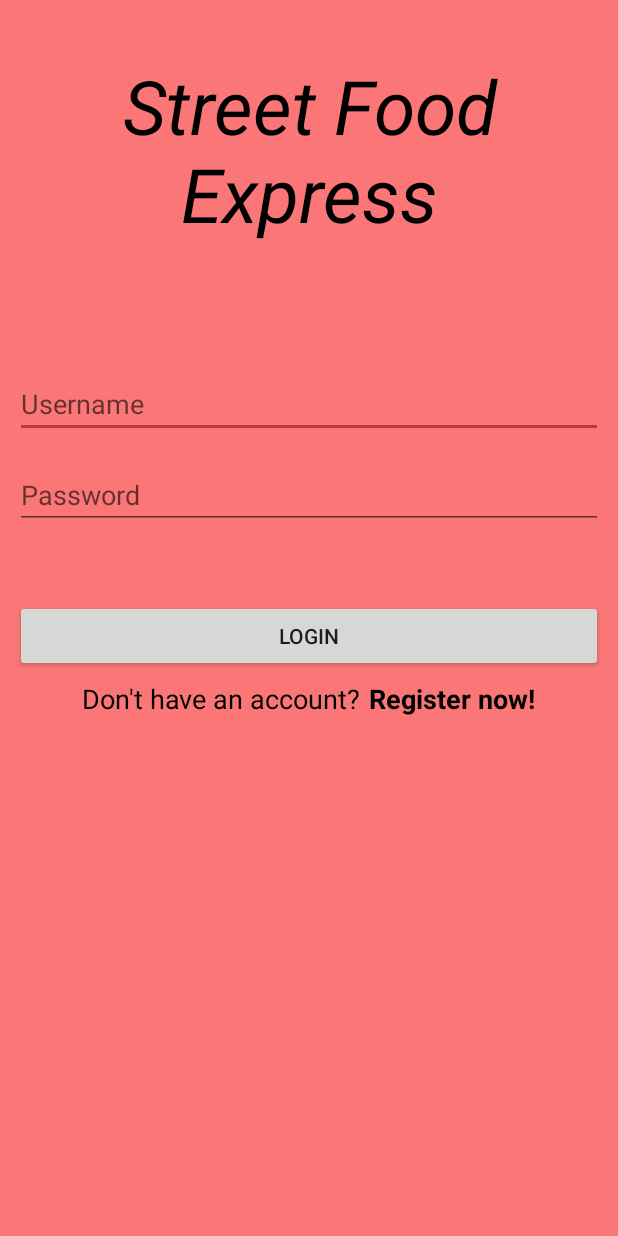
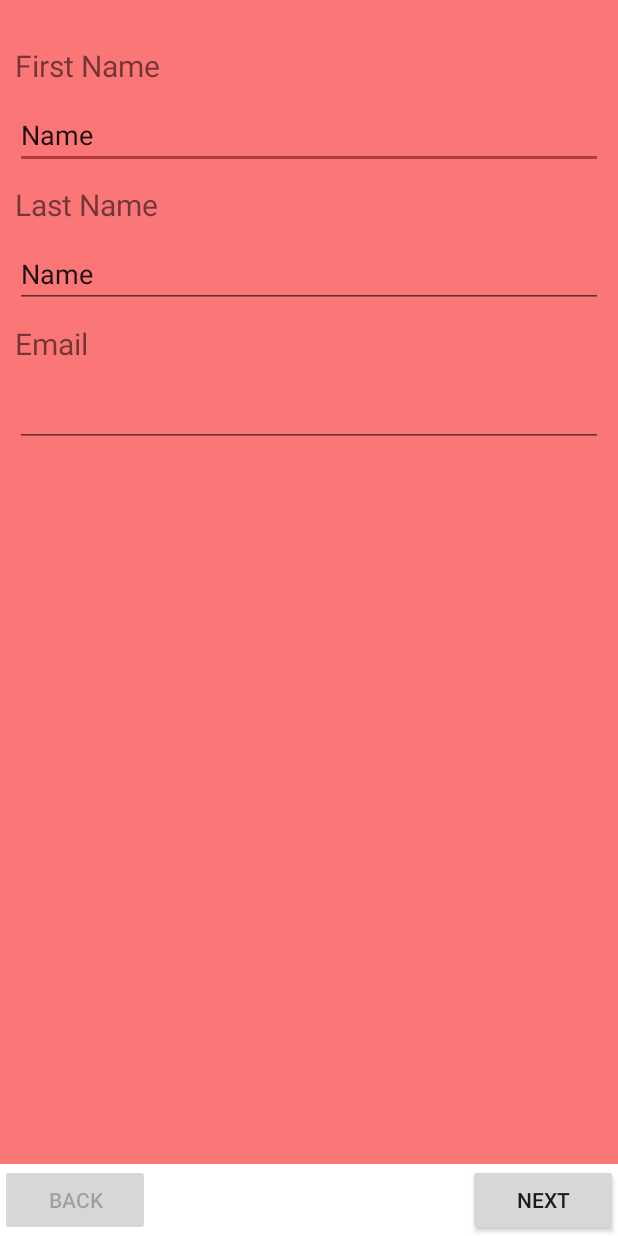
Before and after one commit to itsmitchyyyy/StreetFoodExpress, an Android app: the screen it shows after launch (MainActivity before the commit, RegisterActivity after it), after a tap on "Register now!", on a phone screen of 412 x 824 dp. Run offline under Robolectric (Android 15) with nearby library versions, the phone set to English and light mode, and no system bars.

Commit message:
added registration

```diff
--- a/app/build.gradle
+++ b/app/build.gradle
@@ -23,6 +23,7 @@ dependencies {
     implementation 'com.android.support:appcompat-v7:28.0.0'
     implementation 'com.android.support.constraint:constraint-layout:1.1.3'
     implementation 'com.github.bumptech.glide:glide:4.8.0'
+    implementation 'com.android.support:support-v4:28.0.0'
     annotationProcessor 'com.github.bumptech.glide:compiler:4.8.0'
     testImplementation 'junit:junit:4.12'
     androidTestImplementation 'com.android.support.test:runner:1.0.2'
--- a/app/src/main/AndroidManifest.xml
+++ b/app/src/main/AndroidManifest.xml
@@ -16,7 +16,8 @@
                 <category android:name="android.intent.category.LAUNCHER" />
             </intent-filter>
         </activity>
-        <activity android:name=".MainActivity"></activity>
+        <activity android:name=".MainActivity" />
+        <activity android:name=".RegisterActivity"></activity>
     </application>
 
 </manifest>
--- /dev/null
+++ b/app/src/main/java/com/example/administrator/streetfood/DatePickerFragment.java
@@ -0,0 +1,26 @@
+package com.example.administrator.streetfood;
+
+import android.app.DatePickerDialog;
+import android.app.Dialog;
+import android.os.Bundle;
+import android.support.v4.app.DialogFragment;
+import android.widget.DatePicker;
+
+import java.util.Calendar;
+
+public class DatePickerFragment extends DialogFragment implements DatePickerDialog.OnDateSetListener {
+
+    @Override
+    public Dialog onCreateDialog(Bundle savedInstanceState){
+        final Calendar calendar = Calendar.getInstance();
+        int year = calendar.get(Calendar.YEAR);
+        int day = calendar.get(Calendar.DAY_OF_MONTH);
+        int month = calendar.get(Calendar.MONTH);
+
+        return new DatePickerDialog(getActivity(), this, year, month, day);
+    }
+    @Override
+    public void onDateSet(DatePicker view, int year, int month, int dayOfMonth) {
+
+    }
+}
--- a/app/src/main/java/com/example/administrator/streetfood/MainActivity.java
+++ b/app/src/main/java/com/example/administrator/streetfood/MainActivity.java
@@ -28,8 +28,9 @@ public class MainActivity extends AppCompatActivity implements View.OnClickListe
         int id = v.getId();
         switch(id){
             case R.id.textView4:
-                Toast.makeText(this, "Hello World", Toast.LENGTH_SHORT).show();
-                break;
+                Intent registerIntent = new Intent(MainActivity.this, RegisterActivity.class);
+                startActivity(registerIntent);
+                finish();
         }
     }
 }
--- /dev/null
+++ b/app/src/main/java/com/example/administrator/streetfood/RegisterActivity.java
@@ -0,0 +1,68 @@
+package com.example.administrator.streetfood;
+
+import android.support.v4.app.DialogFragment;
+import android.support.v7.app.AppCompatActivity;
+import android.os.Bundle;
+import android.view.View;
+import android.widget.Button;
+import android.widget.LinearLayout;
+
+public class RegisterActivity extends AppCompatActivity implements View.OnClickListener {
+
+    Button backBtn, nextBtn;
+    LinearLayout frstStep, scndStep;
+    private int steps = 3;
+    private int currentStep = 1;
+
+    @Override
+    protected void onCreate(Bundle savedInstanceState) {
+        super.onCreate(savedInstanceState);
+        setContentView(R.layout.registration);
+
+        backBtn = this.findViewById(R.id.button2);
+        nextBtn = this.findViewById(R.id.button3);
+        frstStep = this.findViewById(R.id.firstStep);
+        scndStep = this.findViewById(R.id.secondStep);
+
+        backBtn.setEnabled(false);
+
+        backBtn.setOnClickListener(this);
+        nextBtn.setOnClickListener(this);
+
+    }
+
+    public void showDatePickerDialog(View v){
+        DialogFragment dialogFragment = new DatePickerFragment();
+        dialogFragment.show(getSupportFragmentManager(), "datePicker");
+    }
+
+    @Override
+    public void onClick(View v) {
+        int id = v.getId();
+        switch (id){
+            case R.id.button2:
+                switch (currentStep){
+                    case 2:
+                        currentStep = currentStep - 1;
+                        frstStep.setVisibility(View.VISIBLE);
+                        scndStep.setVisibility(View.GONE);
+                        backBtn.setEnabled(false);
+                        break;
+                }
+                break;
+            case R.id.button3:
+                switch(currentStep){
+                    case 1:
+                        currentStep = currentStep + 1;
+                        frstStep.setVisibility(View.GONE);
+                        scndStep.setVisibility(View.VISIBLE);
+                        backBtn.setEnabled(true);
+                        break;
+                    case 2:
+                        backBtn.setEnabled(true);
+                        break;
+                }
+
+        }
+    }
+}
--- a/app/src/main/res/layout/app_start.xml
+++ b/app/src/main/res/layout/app_start.xml
@@ -3,7 +3,7 @@
     xmlns:app="http://schemas.android.com/apk/res-auto"
     android:layout_width="match_parent"
     android:layout_height="match_parent"
-    android:background="@color/colorAccent"
+    android:background="@color/customColor"
     android:gravity="center_vertical|center_horizontal"
     android:orientation="vertical">
 
--- /dev/null
+++ b/app/src/main/res/layout/registration.xml
@@ -0,0 +1,161 @@
+<?xml version="1.0" encoding="utf-8"?>
+<LinearLayout xmlns:android="http://schemas.android.com/apk/res/android"
+    android:layout_width="match_parent"
+    android:layout_height="match_parent"
+    android:background="@color/customColor"
+    android:orientation="vertical">
+
+    <LinearLayout
+        android:id="@+id/firstStep"
+        android:layout_width="match_parent"
+        android:layout_height="wrap_content"
+        android:layout_marginTop="30dp"
+        android:orientation="vertical"
+        android:paddingLeft="10dp"
+        android:paddingRight="10dp">
+
+        <TextView
+            android:id="@+id/textView3"
+            android:layout_width="match_parent"
+            android:layout_height="wrap_content"
+            android:text="First Name"
+            android:textSize="20sp" />
+
+        <EditText
+            android:id="@+id/editText"
+            android:layout_width="match_parent"
+            android:layout_height="wrap_content"
+            android:layout_marginTop="10dp"
+            android:ems="10"
+            android:inputType="textPersonName"
+            android:text="Name" />
+
+        <TextView
+            android:id="@+id/textView5"
+            android:layout_width="match_parent"
+            android:layout_height="wrap_content"
+            android:layout_marginTop="10dp"
+            android:text="Last Name"
+            android:textSize="20sp" />
+
+        <EditText
+            android:id="@+id/editText2"
+            android:layout_width="match_parent"
+            android:layout_height="wrap_content"
+            android:layout_marginTop="10dp"
+            android:ems="10"
+            android:inputType="textPersonName"
+            android:text="Name" />
+
+        <TextView
+            android:id="@+id/textView6"
+            android:layout_width="match_parent"
+            android:layout_height="wrap_content"
+            android:layout_marginTop="10dp"
+            android:text="Email"
+            android:textSize="20sp" />
+
+        <EditText
+            android:id="@+id/editText6"
+            android:layout_width="match_parent"
+            android:layout_height="wrap_content"
+            android:layout_marginTop="10dp"
+            android:ems="10"
+            android:inputType="textEmailAddress" />
+
+    </LinearLayout>
+
+    <LinearLayout
+        android:id="@+id/secondStep"
+        android:layout_width="match_parent"
+        android:layout_height="wrap_content"
+        android:layout_marginTop="30dp"
+        android:orientation="vertical"
+        android:paddingLeft="10dp"
+        android:paddingRight="10dp"
+        android:visibility="gone">
+
+        <TextView
+            android:layout_width="match_parent"
+            android:layout_height="wrap_content"
+            android:text="Gender"
+            android:textSize="20sp" />
+
+        <RadioGroup
+            android:id="@+id/radioGroup"
+            android:layout_width="match_parent"
+            android:layout_height="match_parent"
+            android:layout_marginTop="10dp"
+            android:orientation="horizontal">
+
+            <RadioButton
+                android:id="@+id/radioButton2"
+                android:layout_width="wrap_content"
+                android:layout_height="wrap_content"
+                android:layout_weight="1"
+                android:text="Male"
+                android:textSize="20sp" />
+
+            <RadioButton
+                android:id="@+id/radioButton"
+                android:layout_width="wrap_content"
+                android:layout_height="wrap_content"
+                android:layout_weight="1"
+                android:text="Female"
+                android:textSize="20sp" />
+
+        </RadioGroup>
+
+        <TextView
+            android:id="@+id/textView8"
+            android:layout_width="wrap_content"
+            android:layout_height="wrap_content"
+            android:textSize="20sp"
+            android:text="Birthday" />
+
+        <EditText
+            android:id="@+id/editText7"
+            android:layout_width="match_parent"
+            android:layout_height="wrap_content"
+            android:ems="10"
+            android:layout_marginTop="10dp"
+            android:inputType="textPersonName"
+            android:onClick="showDatePickerDialog" />
+
+
+    </LinearLayout>
+
+    <LinearLayout
+        android:layout_width="match_parent"
+        android:layout_height="match_parent"
+        android:gravity="bottom"
+        android:orientation="vertical">
+
+        <LinearLayout
+            android:layout_width="match_parent"
+            android:layout_height="wrap_content"
+            android:background="@android:color/white"
+            android:orientation="horizontal">
+
+            <Button
+                android:id="@+id/button2"
+                style="@style/Widget.AppCompat.Button.Small"
+                android:layout_width="100dp"
+                android:layout_height="wrap_content"
+                android:text="Back"
+                />
+            <View
+                android:layout_width="0dp"
+                android:layout_height="0dp"
+                android:layout_weight="1"/>
+
+            <Button
+                android:id="@+id/button3"
+                style="@style/Widget.AppCompat.Button.Small"
+                android:layout_width="100dp"
+                android:layout_height="wrap_content"
+                android:text="Next" />
+        </LinearLayout>
+    </LinearLayout>
+
+</LinearLayout>
--- a/app/src/main/res/values/strings.xml
+++ b/app/src/main/res/values/strings.xml
@@ -1,3 +1,6 @@
 <resources>
     <string name="app_name">StreetFood</string>
+
+    <!-- TODO: Remove or change this placeholder text -->
+    <string name="hello_blank_fragment">Hello blank fragment</string>
 </resources>
```
Also changed, not shown: 382 other files.
